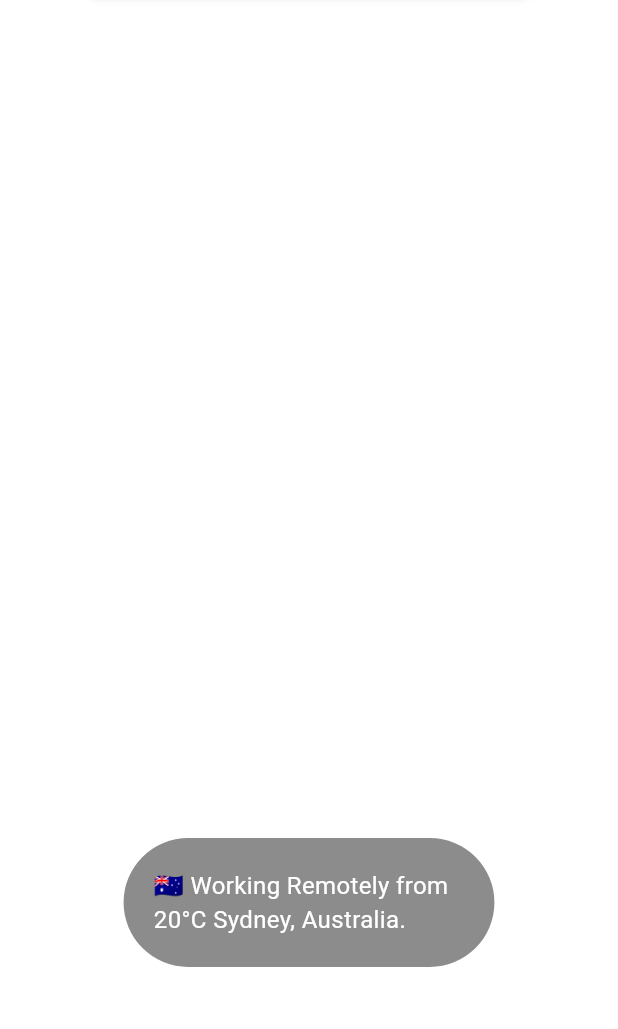
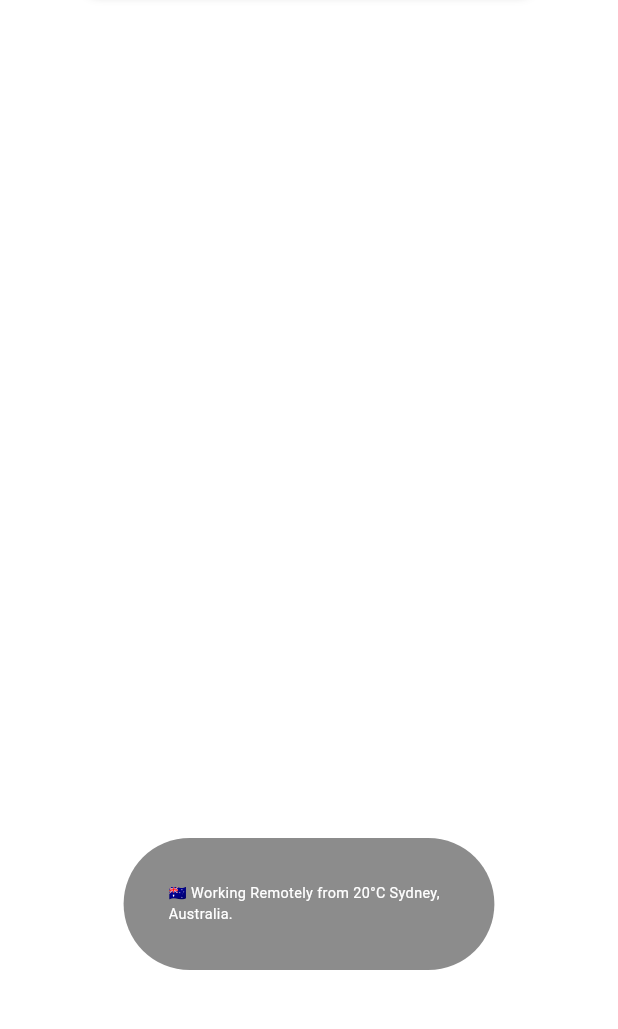
Before and after one commit to 0xharkirat/portfolio, a Flutter app: the screen it shows after launch, on a phone screen of 412 x 824 dp, the part 168-1197 px from its top. Run offline on Flutter 3.47's test engine with Material 3 defaults, Android fonts, the light colour scheme and no system bars; drawn by our look-alikes of flutter_animate; our stand-ins replace font_awesome_flutter, transparent_image; missing offline and left inert: dart:js; Roboto replaces fonts that are missing (Gt).

Commit message:
fix footer fonts

```diff
--- a/lib/widgets/footer.dart
+++ b/lib/widgets/footer.dart
@@ -32,14 +32,17 @@ class Footer extends StatelessWidget {
                   Container(
                     width: double.infinity,
                     padding:
-                        const EdgeInsets.symmetric(vertical: 20, horizontal: 20),
+                        const EdgeInsets.all(30),
                     decoration: BoxDecoration(
                       borderRadius: BorderRadius.circular(100),
                       color: Colors.black45,
                     ),
                     child: Text(
                       "🇦🇺 Working Remotely from 20°C Sydney, Australia.",
-                      style: bodyTextStyle.copyWith(fontSize: 16),
+                      style: bodyTextStyle.copyWith(
+                                fontSize: size.width > 600
+                                    ? 16
+                                    : (size.width / 600) * 20 * 0.7),
                     ),
                   ),
                   const SizedBox(
@@ -54,8 +57,9 @@ class Footer extends StatelessWidget {
                           child: Text(
                             "© 2023 Harkirat Singh • ",
                             style: bodyTextStyle.copyWith(
-                              fontSize: 16
-                            ),
+                                fontSize: size.width > 600
+                                    ? 16
+                                    : (size.width / 600) * 20 * 0.7),
                             softWrap: true,
                           ),
                         ),
```
